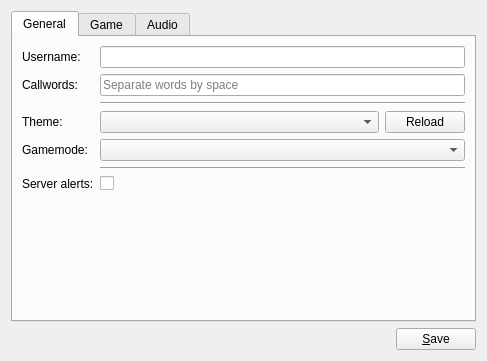
Above: res/ui/config_panel.ui from lambdcalculus/AO2-Client before the change. Below: the same form after it.
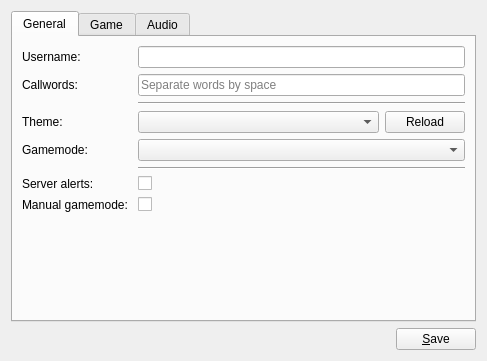
That is the form after the change.

Commit message: Add manual gamemode option

```diff
--- a/res/ui/config_panel.ui
+++ b/res/ui/config_panel.ui
@@ -154,11 +154,14 @@
          </property>
         </widget>
        </item>
-       <item row="7" column="1">
+       <item row="8" column="1">
         <spacer name="verticalSpacer">
          <property name="orientation">
           <enum>Qt::Vertical</enum>
          </property>
+         <property name="sizeType">
+          <enum>QSizePolicy::Expanding</enum>
+         </property>
          <property name="sizeHint" stdset="0">
           <size>
            <width>20</width>
@@ -167,6 +170,20 @@
          </property>
         </spacer>
        </item>
+       <item row="7" column="1">
+        <widget class="QCheckBox" name="manual_gamemode">
+         <property name="text">
+          <string/>
+         </property>
+        </widget>
+       </item>
+       <item row="7" column="0">
+        <widget class="QLabel" name="manual_gamemode_label">
+         <property name="text">
+          <string>Manual gamemode: </string>
+         </property>
+        </widget>
+       </item>
       </layout>
      </widget>
      <widget class="QWidget" name="tab_2">
```
The commit also changes 9 other files.
